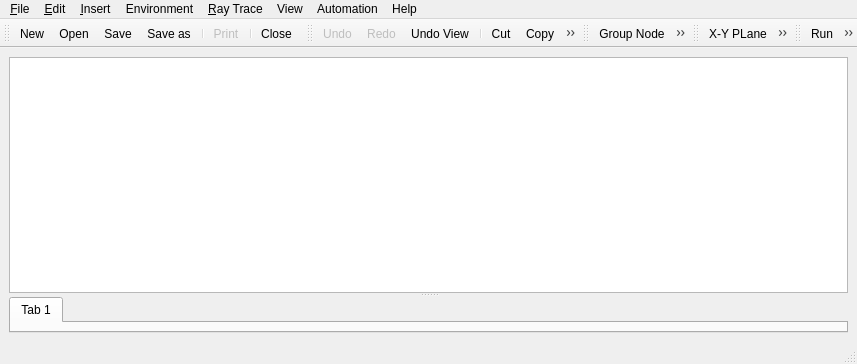
This is source/application/gui/MainWindow.ui in CST-Modelling-Tools/TonatiuhPP as Qt 5 draws it before an edit. The edited form follows.
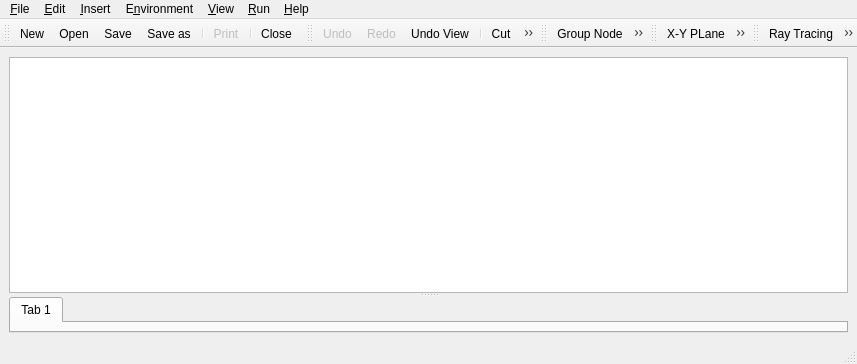
This is the edited form. Icons and pictures are not drawn. Custom widgets are drawn as their Qt base class.

```diff
--- a/source/application/gui/MainWindow.ui
+++ b/source/application/gui/MainWindow.ui
@@ -143,7 +143,7 @@
    </widget>
    <widget class="QMenu" name="menuView">
     <property name="title">
-     <string>View</string>
+     <string>&amp;View</string>
     </property>
     <addaction name="actionAxis"/>
     <addaction name="actionBackground"/>
@@ -206,7 +206,7 @@
    </widget>
    <widget class="QMenu" name="menuEnvironment">
     <property name="title">
-     <string>Environment</string>
+     <string>E&amp;nvironment</string>
     </property>
     <widget class="QMenu" name="menuSunLight">
      <property name="title">
@@ -229,7 +229,7 @@
    </widget>
    <widget class="QMenu" name="menu_Raytrace">
     <property name="title">
-     <string>&amp;Ray Trace</string>
+     <string>&amp;Run</string>
     </property>
     <addaction name="actionRun"/>
     <addaction name="actionRunFluxAnalysis"/>
@@ -240,23 +240,16 @@
    </widget>
    <widget class="QMenu" name="menuHelp">
     <property name="title">
-     <string>Help</string>
+     <string>&amp;Help</string>
     </property>
     <addaction name="actionAbout"/>
    </widget>
-   <widget class="QMenu" name="menuAutomation">
-    <property name="title">
-     <string>Automation</string>
-    </property>
-    <addaction name="actionOpenScriptEditor"/>
-   </widget>
    <addaction name="menuFile"/>
    <addaction name="menuEdit"/>
    <addaction name="menuInsert"/>
    <addaction name="menuEnvironment"/>
-   <addaction name="menu_Raytrace"/>
    <addaction name="menuView"/>
-   <addaction name="menuAutomation"/>
+   <addaction name="menu_Raytrace"/>
    <addaction name="menuHelp"/>
   </widget>
   <widget class="QStatusBar" name="statusbar"/>
@@ -480,7 +473,7 @@
      <normaloff>:/icons/run.png</normaloff>:/icons/run.png</iconset>
    </property>
    <property name="text">
-    <string>&amp;Run</string>
+    <string>&amp;Ray Tracing...</string>
    </property>
   </action>
   <action name="actionAxis">
@@ -690,7 +683,7 @@
      <normaloff>:/icons/grid.png</normaloff>:/icons/grid.png</iconset>
    </property>
    <property name="text">
-    <string>Grid Settings ...</string>
+    <string>Grid Settings...</string>
    </property>
   </action>
   <action name="actionAbout">
@@ -761,7 +754,7 @@
      <normaloff>:/icons/fluxdistribution.png</normaloff>:/icons/fluxdistribution.png</iconset>
    </property>
    <property name="text">
-    <string>Run Flux Analysis ...</string>
+    <string>Flux Analysis ...</string>
    </property>
   </action>
  </widget>
```
Left out of the diff: 59 changed lines with no effect on the pictures.
